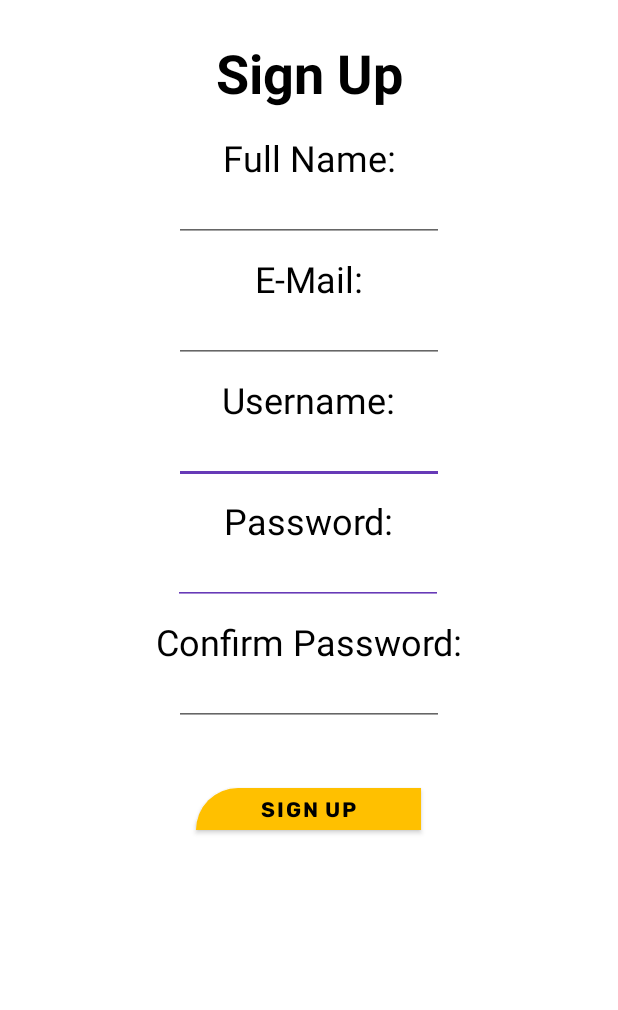
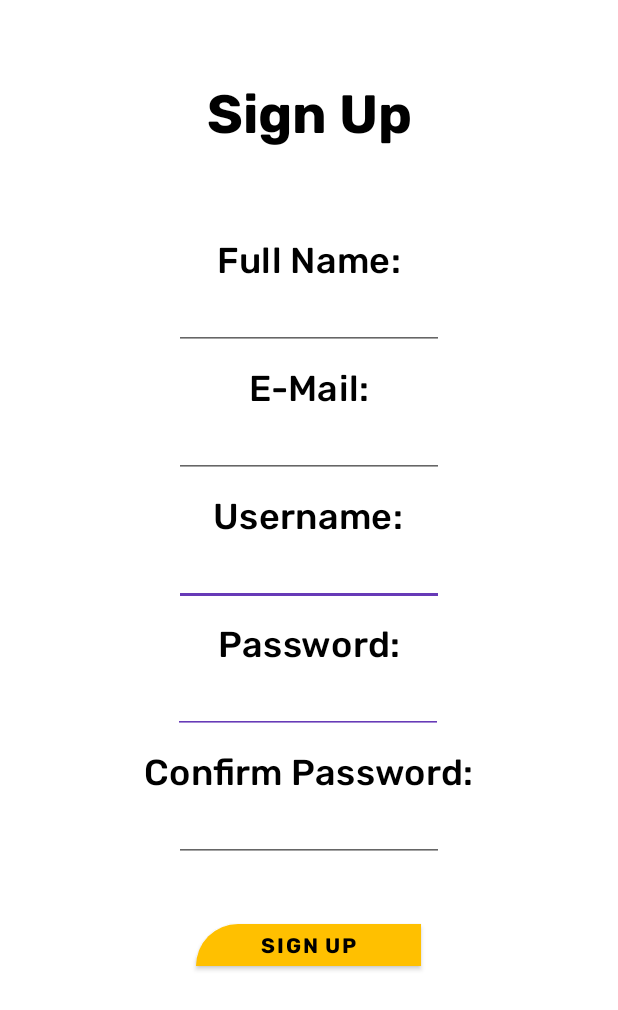
Before and after one commit to katrinaannhadi/BADT, an Android app: the signupPageActivity screen opened directly, with no data from a screen before it, on a phone screen of 412 x 824 dp. Shown: the top 1010 px of the screen. Run offline under Robolectric (Android 15) with nearby library versions, the phone set to English and light mode, and no system bars; our stand-ins replace Room's generated code.

Commit message:
Changes to log in, signup

```diff
--- a/app/src/main/res/layout/activity_after_page.xml
+++ b/app/src/main/res/layout/activity_after_page.xml
@@ -70,7 +70,7 @@
         android:text="Mark"
         android:textAlignment="center"
         android:textAppearance="@style/TextAppearance.Owl.Subtitle1"
-        android:textColor="@color/design_default_color_primary"
+        android:textColor="@android:color/white"
         android:textSize="24sp"
         app:layout_constraintEnd_toEndOf="parent"
         app:layout_constraintStart_toEndOf="@+id/quizMark_TV"
@@ -85,7 +85,7 @@
         android:text="Percent"
         android:textAlignment="center"
         android:textAppearance="@style/TextAppearance.Owl.Subtitle1"
-        android:textColor="@color/design_default_color_primary"
+        android:textColor="@android:color/white"
         android:textSize="24sp"
         app:layout_constraintEnd_toEndOf="parent"
         app:layout_constraintStart_toStartOf="@+id/mark_TV"
--- a/app/src/main/res/layout/activity_sign_in.xml
+++ b/app/src/main/res/layout/activity_sign_in.xml
@@ -97,7 +97,7 @@
         android:id="@+id/imageView"
         android:layout_width="239dp"
         android:layout_height="166dp"
-        android:layout_marginTop="24dp"
+        android:layout_marginTop="50dp"
         app:layout_constraintEnd_toEndOf="parent"
         app:layout_constraintHorizontal_bias="0.497"
         app:layout_constraintStart_toStartOf="parent"
--- a/app/src/main/res/layout/activity_signup_page.xml
+++ b/app/src/main/res/layout/activity_signup_page.xml
@@ -23,6 +23,7 @@
         android:layout_height="wrap_content"
         android:layout_marginTop="8dp"
         android:text="Password:"
+        android:textAppearance="@style/TextAppearance.Owl.Subtitle1"
         android:textColor="#000000"
         android:textSize="24sp"
         app:layout_constraintEnd_toEndOf="parent"
@@ -37,6 +38,7 @@
         android:backgroundTint="#673AB7"
         android:ems="10"
         android:inputType="textPersonName"
+        android:textAppearance="@style/TextAppearance.Owl.Subtitle1"
         android:textColor="#000000"
         android:textColorHighlight="#80673AB7"
         android:textColorLink="#673AB7"
@@ -50,6 +52,7 @@
         android:layout_height="wrap_content"
         android:layout_marginTop="8dp"
         android:text="Username:"
+        android:textAppearance="@style/TextAppearance.Owl.Subtitle1"
         android:textColor="#000000"
         android:textSize="24sp"
         app:layout_constraintEnd_toEndOf="parent"
@@ -64,6 +67,7 @@
         android:backgroundTint="#673AB7"
         android:ems="10"
         android:inputType="textPassword"
+        android:textAppearance="@style/TextAppearance.Owl.Subtitle1"
         android:textColor="#000000"
         android:textColorHighlight="#80673AB7"
         android:textColorLink="#673AB7"
@@ -76,8 +80,9 @@
         android:id="@+id/fullname_TV"
         android:layout_width="wrap_content"
         android:layout_height="wrap_content"
-        android:layout_marginTop="16dp"
+        android:layout_marginTop="50dp"
         android:text="Full Name:"
+        android:textAppearance="@style/TextAppearance.Owl.Subtitle1"
         android:textColor="#000000"
         android:textSize="24sp"
         app:layout_constraintEnd_toEndOf="parent"
@@ -91,6 +96,7 @@
         android:layout_height="40dp"
         android:ems="10"
         android:inputType="textPersonName"
+        android:textAppearance="@style/TextAppearance.Owl.Subtitle1"
         app:layout_constraintEnd_toEndOf="parent"
         app:layout_constraintHorizontal_bias="0.5"
         app:layout_constraintStart_toStartOf="parent"
@@ -102,6 +108,7 @@
         android:layout_height="wrap_content"
         android:layout_marginTop="8dp"
         android:text="E-Mail:"
+        android:textAppearance="@style/TextAppearance.Owl.Subtitle1"
         android:textColor="#000000"
         android:textSize="24sp"
         app:layout_constraintEnd_toEndOf="parent"
@@ -115,6 +122,7 @@
         android:layout_height="40dp"
         android:ems="10"
         android:inputType="textEmailAddress"
+        android:textAppearance="@style/TextAppearance.Owl.Subtitle1"
         app:layout_constraintEnd_toEndOf="parent"
         app:layout_constraintHorizontal_bias="0.5"
         app:layout_constraintStart_toStartOf="parent"
@@ -126,6 +134,7 @@
         android:layout_height="wrap_content"
         android:layout_marginTop="8dp"
         android:text="Confirm Password:"
+        android:textAppearance="@style/TextAppearance.Owl.Subtitle1"
         android:textColor="#000000"
         android:textSize="24sp"
         app:layout_constraintEnd_toEndOf="parent"
@@ -139,6 +148,7 @@
         android:layout_height="40dp"
         android:ems="10"
         android:inputType="textPassword"
+        android:textAppearance="@style/TextAppearance.Owl.Subtitle1"
         app:layout_constraintEnd_toEndOf="parent"
         app:layout_constraintHorizontal_bias="0.5"
         app:layout_constraintStart_toStartOf="parent"
@@ -160,8 +170,9 @@
         android:id="@+id/signup_TV"
         android:layout_width="wrap_content"
         android:layout_height="wrap_content"
-        android:layout_marginTop="24dp"
+        android:layout_marginTop="50dp"
         android:text="Sign Up"
+        android:textAppearance="@style/TextAppearance.Owl.Headline3"
         android:textColor="#000000"
         android:textSize="36sp"
         android:textStyle="bold"
--- a/app/src/main/res/values/strings.xml
+++ b/app/src/main/res/values/strings.xml
@@ -53,4 +53,5 @@
     <string name="menu_note">Note</string>
     <string name="topic">Topic</string>
     <string name="tap">Tap to reveal, scroll for different cards</string>
+    <string name="welcomeTap">Scroll to find out more about our app! Tap to Enter</string>
 </resources>
```
Also changed, not shown: app/src/main/res/layout/activity_main.xml (+46 -22 lines), app/src/main/res/layout/activity_quiz_scores_table.xml (+22 -12 lines), app/src/main/res/layout/activity_quiz_selection.xml (+13 -2 lines).
